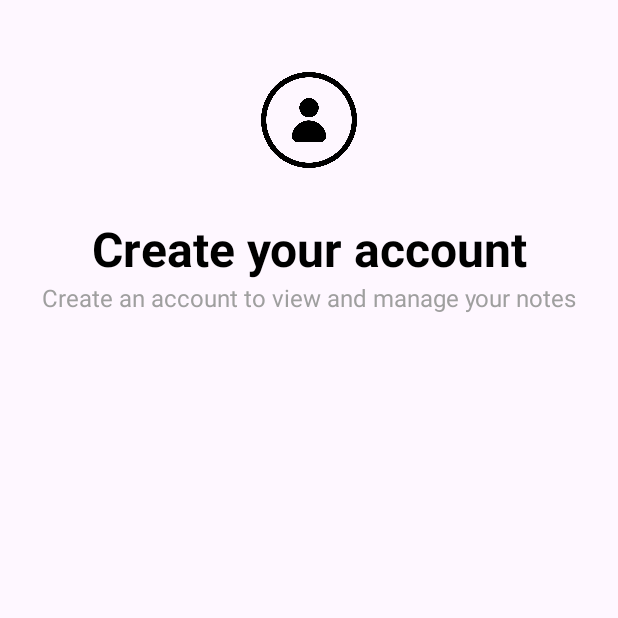
After one commit to maxchtse/Note-app, an Android app: the CreateAccountActivity screen opened directly, with no data from a screen before it, on a phone screen of 412 x 824 dp, the top half of it. The commit adds this screen. Run offline under Robolectric (Android 15) with nearby library versions, the phone set to English and light mode, and no system bars.

Commit message:
Create createAccountActivity

```diff
--- a/app/src/main/AndroidManifest.xml
+++ b/app/src/main/AndroidManifest.xml
@@ -13,10 +13,13 @@
         android:theme="@style/Theme.NoteApp"
         tools:targetApi="31">
         <activity
-            android:name=".SplashActivity"
+            android:name=".CreateAccountActivity"
             android:exported="false" />
         <activity
             android:name=".MainActivity"
+            android:exported="false" />
+        <activity
+            android:name=".SplashActivity"
             android:exported="true">
             <intent-filter>
                 <action android:name="android.intent.action.MAIN" />
--- /dev/null
+++ b/app/src/main/java/com/company/noteapp/CreateAccountActivity.java
@@ -0,0 +1,14 @@
+package com.company.noteapp;
+
+import androidx.appcompat.app.AppCompatActivity;
+
+import android.os.Bundle;
+
+public class CreateAccountActivity extends AppCompatActivity {
+
+    @Override
+    protected void onCreate(Bundle savedInstanceState) {
+        super.onCreate(savedInstanceState);
+        setContentView(R.layout.activity_create_account);
+    }
+}
--- a/app/src/main/java/com/company/noteapp/SplashActivity.java
+++ b/app/src/main/java/com/company/noteapp/SplashActivity.java
@@ -19,6 +19,7 @@ public class SplashActivity extends AppCompatActivity {
             @Override
             public void run() {
                 startActivity(new Intent(SplashActivity.this, MainActivity.class));
+                finish();
             }
         }, 1000);
     }
--- /dev/null
+++ b/app/src/main/res/layout/activity_create_account.xml
@@ -0,0 +1,44 @@
+<?xml version="1.0" encoding="utf-8"?>
+<RelativeLayout xmlns:android="http://schemas.android.com/apk/res/android"
+    xmlns:app="http://schemas.android.com/apk/res-auto"
+    xmlns:tools="http://schemas.android.com/tools"
+    android:layout_width="match_parent"
+    android:layout_height="match_parent"
+    android:layout_marginVertical="16dp"
+    android:layout_marginHorizontal="16dp"
+    tools:context=".CreateAccountActivity">
+
+    <ImageView
+        android:layout_width="64dp"
+        android:layout_height="64dp"
+        android:layout_centerHorizontal="true"
+        android:layout_marginVertical="32dp"
+        android:src="@drawable/sign_up_icon"
+        android:id="@+id/sign_up_icon">
+    </ImageView>
+
+    <LinearLayout
+        android:layout_width="match_parent"
+        android:layout_height="wrap_content"
+        android:layout_below="@+id/sign_up_icon"
+        android:orientation="vertical">
+
+        <TextView
+            android:layout_width="match_parent"
+            android:layout_height="wrap_content"
+            android:text="Create your account"
+            android:textStyle="bold"
+            android:textSize="32sp"
+            android:textColor="@color/black"
+            android:textAlignment="center"/>
+
+        <TextView
+            android:layout_width="match_parent"
+            android:layout_height="wrap_content"
+            android:text="Create an account to view and manage your notes"
+            android:textSize="16sp"
+            android:textColor="@color/primary_color"
+            android:textAlignment="center"/>
+    </LinearLayout>
+
+</RelativeLayout>
```
Also changed, not shown: app/src/main/res/drawable/sign_up_icon.png (added).
